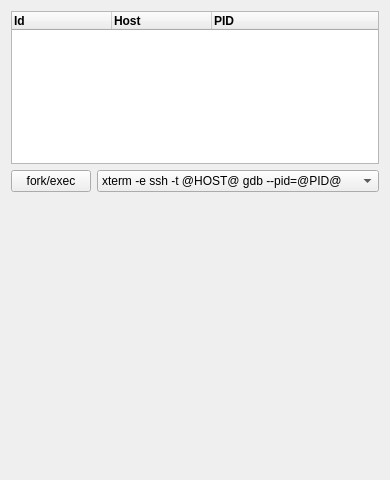
The window that pqProcessMonitorForm.ui (burlen/SciberQuestToolKit) describes before a commit, drawn with Qt 5.
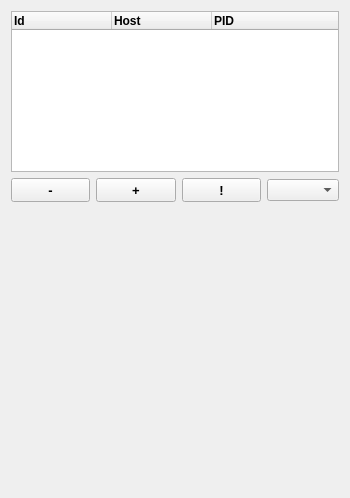
The same window after the commit.

Commit message: Added edit and save capability to process monitor panel.

Patch:
```diff
--- a/pqProcessMonitorForm.ui
+++ b/pqProcessMonitorForm.ui
@@ -6,8 +6,8 @@
    <rect>
     <x>0</x>
     <y>0</y>
-    <width>379</width>
-    <height>480</height>
+    <width>350</width>
+    <height>498</height>
    </rect>
   </property>
   <property name="windowTitle">
@@ -68,40 +68,106 @@
    <item>
     <layout class="QHBoxLayout" name="horizontalLayout">
      <item>
-      <widget class="QPushButton" name="execButton">
+      <widget class="QPushButton" name="delCommand">
+       <property name="sizePolicy">
+        <sizepolicy hsizetype="Minimum" vsizetype="Fixed">
+         <horstretch>0</horstretch>
+         <verstretch>0</verstretch>
+        </sizepolicy>
+       </property>
+       <property name="minimumSize">
+        <size>
+         <width>24</width>
+         <height>24</height>
+        </size>
+       </property>
+       <property name="font">
+        <font>
+         <pointsize>10</pointsize>
+         <weight>75</weight>
+         <bold>true</bold>
+        </font>
+       </property>
+       <property name="toolTip">
+        <string>Delete</string>
+       </property>
        <property name="text">
-        <string>fork/exec</string>
+        <string>-</string>
        </property>
       </widget>
      </item>
      <item>
-      <widget class="QComboBox" name="execCombo">
+      <widget class="QPushButton" name="editCommand">
+       <property name="sizePolicy">
+        <sizepolicy hsizetype="Minimum" vsizetype="Fixed">
+         <horstretch>0</horstretch>
+         <verstretch>0</verstretch>
+        </sizepolicy>
+       </property>
+       <property name="minimumSize">
+        <size>
+         <width>24</width>
+         <height>24</height>
+        </size>
+       </property>
+       <property name="font">
+        <font>
+         <pointsize>10</pointsize>
+         <weight>75</weight>
+         <bold>true</bold>
+        </font>
+       </property>
+       <property name="toolTip">
+        <string>Edit/Add</string>
+       </property>
+       <property name="text">
+        <string>+</string>
+       </property>
+       <property name="checkable">
+        <bool>true</bool>
+       </property>
+      </widget>
+     </item>
+     <item>
+      <widget class="QPushButton" name="execCommand">
+       <property name="sizePolicy">
+        <sizepolicy hsizetype="Minimum" vsizetype="Fixed">
+         <horstretch>0</horstretch>
+         <verstretch>0</verstretch>
+        </sizepolicy>
+       </property>
+       <property name="minimumSize">
+        <size>
+         <width>24</width>
+         <height>24</height>
+        </size>
+       </property>
+       <property name="font">
+        <font>
+         <pointsize>10</pointsize>
+         <weight>75</weight>
+         <bold>true</bold>
+        </font>
+       </property>
+       <property name="toolTip">
+        <string>Exec</string>
+       </property>
+       <property name="text">
+        <string>!</string>
+       </property>
+      </widget>
+     </item>
+     <item>
+      <widget class="QComboBox" name="commandCombo">
        <property name="sizePolicy">
         <sizepolicy hsizetype="Expanding" vsizetype="Fixed">
          <horstretch>0</horstretch>
          <verstretch>0</verstretch>
         </sizepolicy>
        </property>
-       <item>
-        <property name="text">
-         <string>xterm -e ssh -t @HOST@ gdb --pid=@PID@</string>
-        </property>
-       </item>
-       <item>
-        <property name="text">
-         <string>konsole -e ssh -t @HOST@ gdb --pid=@PID@</string>
-        </property>
-       </item>
-       <item>
-        <property name="text">
-         <string>xterm -e ssh @HOST@ kill -TERM @PID@</string>
-        </property>
-       </item>
-       <item>
-        <property name="text">
-         <string>xterm -e ssh @HOST@ kill -KILL @PID@</string>
-        </property>
-       </item>
+       <property name="editable">
+        <bool>false</bool>
+       </property>
       </widget>
      </item>
     </layout>
```
Left out of the diff: 3 changed lines with no effect on the pictures. The commit also changes 3 other files.
